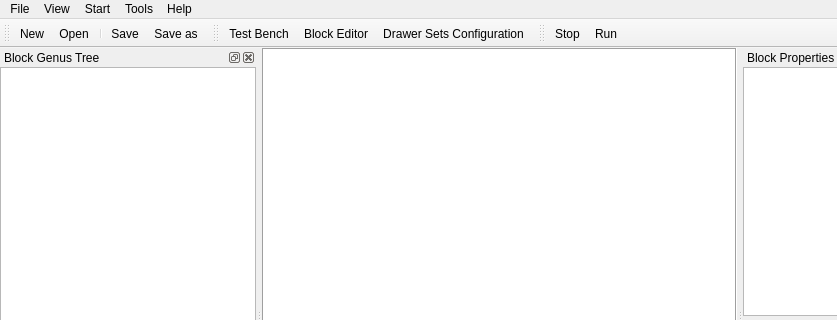
This is main.ui in go2net/PythonBlocks as Qt 5 draws it before an edit; both pictures show x 0 to 837 and y 0 to 320 of the 999 by 612 pixel window. The edited form follows.
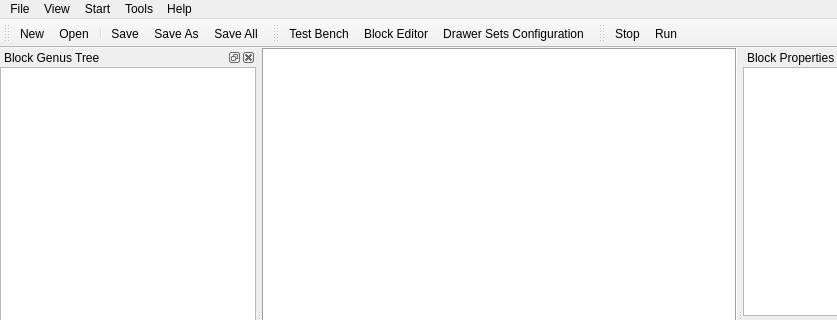
This is the edited form. Icons and pictures are not drawn. Custom widgets are drawn as their Qt base class.

The edit to the form file:
```diff
--- a/main.ui
+++ b/main.ui
@@ -283,6 +283,7 @@
    <addaction name="separator"/>
    <addaction name="actionSave"/>
    <addaction name="actionSaveAs"/>
+   <addaction name="actionSaveAll"/>
   </widget>
   <widget class="QToolBar" name="toolBar1">
    <property name="windowTitle">
@@ -476,7 +477,7 @@
      <normaloff>resource/SaveAs.png</normaloff>resource/SaveAs.png</iconset>
    </property>
    <property name="text">
-    <string>Save as</string>
+    <string>Save As</string>
    </property>
   </action>
   <action name="actionBlockGenusManagement">
@@ -525,6 +526,15 @@
     <string>Drawer Sets Configuration</string>
    </property>
   </action>
+  <action name="actionSaveAll">
+   <property name="icon">
+    <iconset>
+     <normaloff>resource/48x48-save_all.png</normaloff>resource/48x48-save_all.png</iconset>
+   </property>
+   <property name="text">
+    <string>Save All</string>
+   </property>
+  </action>
  </widget>
  <customwidgets>
   <customwidget>
@@ -537,6 +547,11 @@
    <extends>QListWidget</extends>
    <header>components.GenusListWidget</header>
   </customwidget>
+  <customwidget>
+   <class>DrawerSetsTreeView</class>
+   <extends>QTreeView</extends>
+   <header>components.DrawerSetsTreeView</header>
+  </customwidget>
  </customwidgets>
  <tabstops>
   <tabstop>lwBlockGenus</tabstop>
```
Left out of the diff: 13 changed lines with no effect on the pictures.
